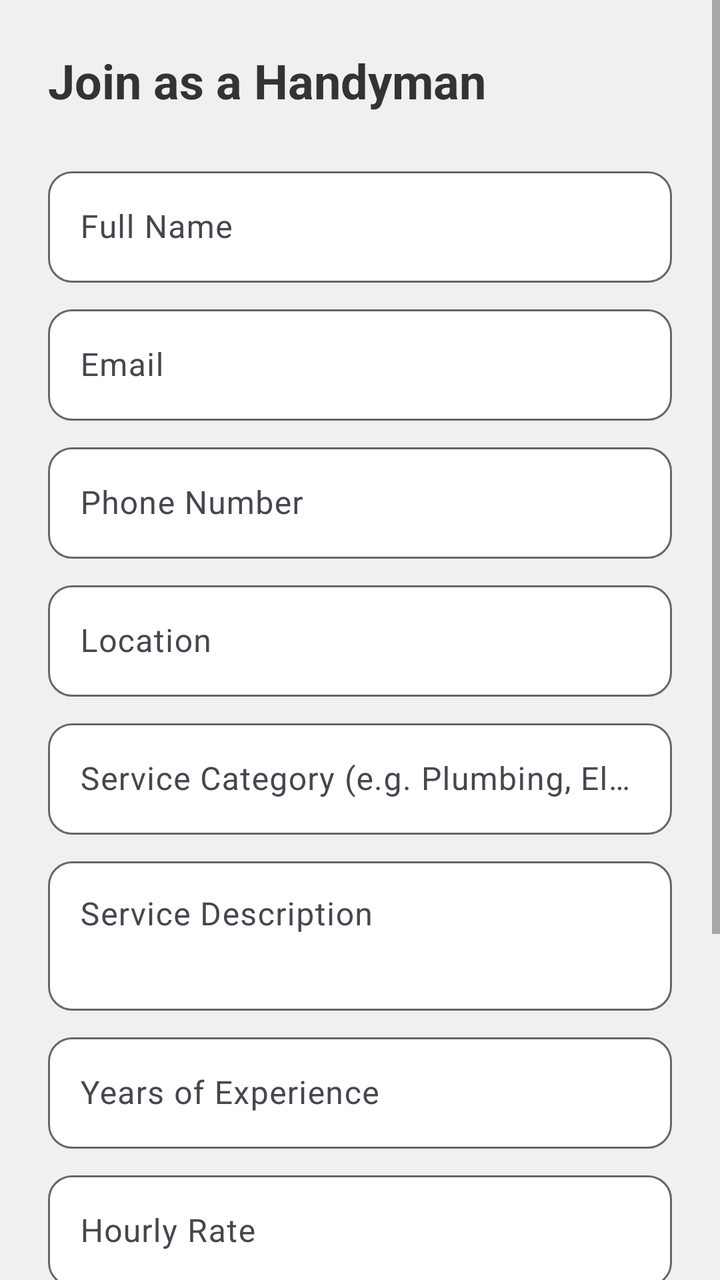
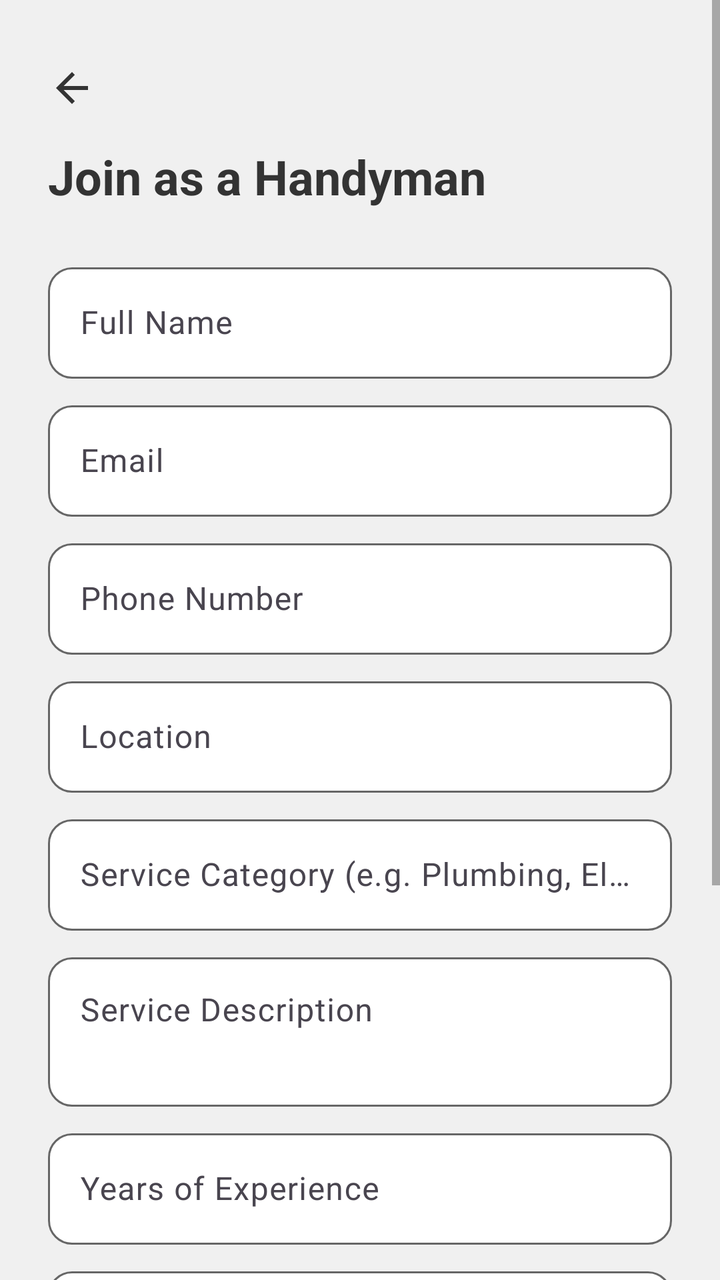

The first picture is an Android layout as it rendered before a commit; the second is the same layout after the commit. The layout source and the unified diff follow.
<!-- AndroidManifest.xml: application theme Theme.HandyProject -->
<!-- res/layout/activity_handyman_registration.xml -->
<?xml version="1.0" encoding="utf-8"?>
<ScrollView xmlns:android="http://schemas.android.com/apk/res/android"
    xmlns:app="http://schemas.android.com/apk/res-auto"
    xmlns:tools="http://schemas.android.com/tools"
    android:layout_width="match_parent"
    android:layout_height="match_parent"
    android:background="@color/colorBackground"
    android:fillViewport="true"
    tools:context=".HandymanRegistration">

    <LinearLayout
        android:layout_width="match_parent"
        android:layout_height="wrap_content"
        android:orientation="vertical"
        android:padding="@dimen/padding_large">

        <TextView
            android:layout_width="wrap_content"
            android:layout_height="wrap_content"
            android:layout_marginBottom="@dimen/padding_large"
            android:fontFamily="sans-serif"
            android:text="Join as a Handyman"
            android:textColor="@color/colorTextPrimary"
            android:textSize="@dimen/text_size_heading"
            android:textStyle="bold" />

        <com.google.android.material.textfield.TextInputLayout
            android:id="@+id/tilFullName"
            style="@style/Widget.HandyProject.TextInputLayout"
            android:layout_marginBottom="@dimen/padding_small"
            android:hint="Full Name">
            <com.google.android.material.textfield.TextInputEditText
                android:id="@+id/FullNameEditTextText"
                android:layout_width="match_parent"
                android:layout_height="wrap_content"
                android:inputType="textPersonName"
                android:maxLines="1" />
        </com.google.android.material.textfield.TextInputLayout>

        <com.google.android.material.textfield.TextInputLayout
            android:id="@+id/tilEmail"
            style="@style/Widget.HandyProject.TextInputLayout"
            android:layout_marginBottom="@dimen/padding_small"
            android:hint="Email">
            <com.google.android.material.textfield.TextInputEditText
                android:id="@+id/editTextTextEmailAddress"
                android:layout_width="match_parent"
                android:layout_height="wrap_content"
                android:inputType="textEmailAddress"
                android:maxLines="1" />
        </com.google.android.material.textfield.TextInputLayout>

        <com.google.android.material.textfield.TextInputLayout
            android:id="@+id/tilPhone"
            style="@style/Widget.HandyProject.TextInputLayout"
            android:layout_marginBottom="@dimen/padding_small"
            android:hint="Phone Number">
            <com.google.android.material.textfield.TextInputEditText
                android:id="@+id/PhoneNumberEditText"
                android:layout_width="match_parent"
                android:layout_height="wrap_content"
                android:inputType="phone"
                android:maxLines="1" />
        </com.google.android.material.textfield.TextInputLayout>

        <com.google.android.material.textfield.TextInputLayout
            android:id="@+id/tilLocation"
            style="@style/Widget.HandyProject.TextInputLayout"
            android:layout_marginBottom="@dimen/padding_small"
            android:hint="Location">
            <com.google.android.material.textfield.TextInputEditText
                android:id="@+id/LocationEditTextText"
                android:layout_width="match_parent"
                android:layout_height="wrap_content"
                android:inputType="text"
                android:maxLines="1" />
        </com.google.android.material.textfield.TextInputLayout>

        <com.google.android.material.textfield.TextInputLayout
            android:id="@+id/tilServiceCategory"
            style="@style/Widget.HandyProject.TextInputLayout"
            android:layout_marginBottom="@dimen/padding_small"
            android:hint="Service Category (e.g. Plumbing, Electrical)">
            <com.google.android.material.textfield.TextInputEditText
                android:id="@+id/ServiceEditTextText"
                android:layout_width="match_parent"
                android:layout_height="wrap_content"
                android:inputType="text"
                android:maxLines="1" />
        </com.google.android.material.textfield.TextInputLayout>

        <com.google.android.material.textfield.TextInputLayout
            android:id="@+id/tilServiceDescription"
            style="@style/Widget.HandyProject.TextInputLayout"
            android:layout_marginBottom="@dimen/padding_small"
            android:hint="Service Description">
            <com.google.android.material.textfield.TextInputEditText
                android:id="@+id/ServiceDescriptionEditText"
                android:layout_width="match_parent"
                android:layout_height="wrap_content"
                android:gravity="top"
                android:inputType="textMultiLine"
                android:maxLines="4"
                android:minLines="2" />
        </com.google.android.material.textfield.TextInputLayout>

        <com.google.android.material.textfield.TextInputLayout
            android:id="@+id/tilYearsExperience"
            style="@style/Widget.HandyProject.TextInputLayout"
            android:layout_marginBottom="@dimen/padding_small"
            android:hint="Years of Experience">
            <com.google.android.material.textfield.TextInputEditText
                android:id="@+id/YearsExperienceEditText"
                android:layout_width="match_parent"
                android:layout_height="wrap_content"
                android:inputType="number"
                android:maxLines="1" />
        </com.google.android.material.textfield.TextInputLayout>

        <com.google.android.material.textfield.TextInputLayout
            android:id="@+id/tilHourlyRate"
            style="@style/Widget.HandyProject.TextInputLayout"
            android:layout_marginBottom="@dimen/padding_small"
            android:hint="Hourly Rate"
            app:prefixText="£">
            <com.google.android.material.textfield.TextInputEditText
                android:id="@+id/PricePerHourEditTextNumberDecimal"
                android:layout_width="match_parent"
                android:layout_height="wrap_content"
                android:inputType="numberDecimal"
                android:maxLines="1" />
        </com.google.android.material.textfield.TextInputLayout>

        <com.google.android.material.textfield.TextInputLayout
            android:id="@+id/tilPassword"
            style="@style/Widget.HandyProject.TextInputLayout"
            android:layout_marginBottom="@dimen/padding_small"
            android:hint="Password"
            app:endIconMode="password_toggle">
            <com.google.android.material.textfield.TextInputEditText
                android:id="@+id/editTextTextPassword"
                android:layout_width="match_parent"
                android:layout_height="wrap_content"
                android:inputType="textPassword"
                android:maxLines="1" />
        </com.google.android.material.textfield.TextInputLayout>

        <com.google.android.material.textfield.TextInputLayout
            android:id="@+id/tilConfirmPassword"
            style="@style/Widget.HandyProject.TextInputLayout"
            android:layout_marginBottom="@dimen/padding_large"
            android:hint="Confirm Password"
            app:endIconMode="password_toggle">
            <com.google.android.material.textfield.TextInputEditText
                android:id="@+id/ConfirmPasswordEditText"
                android:layout_width="match_parent"
                android:layout_height="wrap_content"
                android:inputType="textPassword"
                android:maxLines="1" />
        </com.google.android.material.textfield.TextInputLayout>

        <com.google.android.material.button.MaterialButton
            android:id="@+id/button"
            style="@style/Widget.HandyProject.Button.Primary"
            android:text="Join as Handyman" />

    </LinearLayout>
</ScrollView>
<!-- resources referenced by this layout -->
<resources>
  <color name="colorBackground">#F0F0F0</color>
  <color name="colorTextPrimary">#333333</color>
  <dimen name="padding_large">24dp</dimen>
  <dimen name="padding_small">8dp</dimen>
  <dimen name="text_size_heading">24sp</dimen>
  <style name="Widget.HandyProject.Button.Primary" parent="Widget.Material3.Button">
          <item name="android:layout_width">match_parent</item>
          <item name="android:layout_height">48dp</item>
          <item name="android:minHeight">48dp</item>
          <item name="android:textColor">@color/white</item>
          <item name="android:textSize">@dimen/text_size_body</item>
          <item name="android:fontFamily">sans-serif</item>
          <item name="backgroundTint">@color/colorPrimary</item>
          <item name="cornerRadius">@dimen/corner_radius</item>
          <item name="shapeAppearance">@style/ShapeAppearance.HandyProject.Rounded</item>
      </style>
  <style name="Widget.HandyProject.TextInputLayout" parent="Widget.Material3.TextInputLayout.OutlinedBox">
          <item name="android:layout_width">match_parent</item>
          <item name="android:layout_height">wrap_content</item>
          <item name="boxBackgroundColor">@color/colorCardBackground</item>
          <item name="boxStrokeColor">@color/input_stroke_color</item>
          <item name="hintTextColor">@color/colorTextSecondary</item>
          <item name="shapeAppearance">@style/ShapeAppearance.HandyProject.Rounded</item>
      </style>
  <style name="Theme.HandyProject" parent="Base.Theme.HandyProject" />
  <color name="white">#FFFFFFFF</color>
  <dimen name="text_size_body">14sp</dimen>
  <color name="colorPrimary">#008080</color>
  <dimen name="corner_radius">12dp</dimen>
  <style name="ShapeAppearance.HandyProject.Rounded" parent="ShapeAppearance.Material3.Corner.Full">
          <item name="cornerFamily">rounded</item>
          <item name="cornerSize">@dimen/corner_radius</item>
      </style>
  <color name="colorCardBackground">#FFFFFF</color>
  <color name="colorTextSecondary">#666666</color>
  <style name="Base.Theme.HandyProject" parent="Theme.Material3.DayNight.NoActionBar">
          <item name="colorPrimary">@color/colorPrimary</item>
          <item name="colorPrimaryDark">@color/colorPrimaryDark</item>
          <item name="colorOnPrimary">@color/white</item>
          <item name="colorSecondary">@color/colorAccent</item>
          <item name="colorOnSecondary">@color/white</item>
          <item name="colorSurface">@color/colorCardBackground</item>
          <item name="colorOnSurface">@color/colorTextPrimary</item>
          <item name="android:colorBackground">@color/colorBackground</item>
          <item name="colorError">@color/colorError</item>
          <item name="colorOnError">@color/white</item>
          <item name="android:textColorPrimary">@color/colorTextPrimary</item>
          <item name="android:textColorSecondary">@color/colorTextSecondary</item>
          <item name="android:fontFamily">sans-serif</item>
      </style>
  <color name="colorPrimaryDark">#006666</color>
  <color name="colorAccent">#008080</color>
  <color name="colorError">#F44336</color>
</resources>

<!-- the commit's change to res/layout/activity_handyman_registration.xml (unified diff, before → after) -->
@@ -12,11 +12,24 @@
         android:layout_width="match_parent"
         android:layout_height="wrap_content"
         android:orientation="vertical"
-        android:padding="@dimen/padding_large">
+        android:paddingEnd="@dimen/padding_large"
+        android:paddingBottom="@dimen/padding_large">
+
+        <ImageButton
+            android:id="@+id/btnBack"
+            android:layout_width="@dimen/back_button_size"
+            android:layout_height="@dimen/back_button_size"
+            android:layout_marginStart="@dimen/padding_standard"
+            android:layout_marginTop="@dimen/padding_large"
+            android:background="@android:color/transparent"
+            android:contentDescription="Back"
+            android:src="@drawable/ic_arrow_back" />
 
         <TextView
             android:layout_width="wrap_content"
             android:layout_height="wrap_content"
+            android:layout_marginStart="@dimen/padding_large"
+            android:layout_marginTop="@dimen/padding_small"
             android:layout_marginBottom="@dimen/padding_large"
             android:fontFamily="sans-serif"
             android:text="Join as a Handyman"
@@ -27,6 +40,7 @@
         <com.google.android.material.textfield.TextInputLayout
             android:id="@+id/tilFullName"
             style="@style/Widget.HandyProject.TextInputLayout"
+            android:layout_marginStart="@dimen/padding_large"
             android:layout_marginBottom="@dimen/padding_small"
             android:hint="Full Name">
             <com.google.android.material.textfield.TextInputEditText
@@ -40,6 +54,7 @@
         <com.google.android.material.textfield.TextInputLayout
             android:id="@+id/tilEmail"
             style="@style/Widget.HandyProject.TextInputLayout"
+            android:layout_marginStart="@dimen/padding_large"
             android:layout_marginBottom="@dimen/padding_small"
             android:hint="Email">
             <com.google.android.material.textfield.TextInputEditText
@@ -53,6 +68,7 @@
         <com.google.android.material.textfield.TextInputLayout
             android:id="@+id/tilPhone"
             style="@style/Widget.HandyProject.TextInputLayout"
+            android:layout_marginStart="@dimen/padding_large"
             android:layout_marginBottom="@dimen/padding_small"
             android:hint="Phone Number">
             <com.google.android.material.textfield.TextInputEditText
@@ -66,6 +82,7 @@
         <com.google.android.material.textfield.TextInputLayout
             android:id="@+id/tilLocation"
             style="@style/Widget.HandyProject.TextInputLayout"
+            android:layout_marginStart="@dimen/padding_large"
             android:layout_marginBottom="@dimen/padding_small"
             android:hint="Location">
             <com.google.android.material.textfield.TextInputEditText
@@ -79,6 +96,7 @@
         <com.google.android.material.textfield.TextInputLayout
             android:id="@+id/tilServiceCategory"
             style="@style/Widget.HandyProject.TextInputLayout"
+            android:layout_marginStart="@dimen/padding_large"
             android:layout_marginBottom="@dimen/padding_small"
             android:hint="Service Category (e.g. Plumbing, Electrical)">
             <com.google.android.material.textfield.TextInputEditText
@@ -92,6 +110,7 @@
         <com.google.android.material.textfield.TextInputLayout
             android:id="@+id/tilServiceDescription"
             style="@style/Widget.HandyProject.TextInputLayout"
+            android:layout_marginStart="@dimen/padding_large"
             android:layout_marginBottom="@dimen/padding_small"
             android:hint="Service Description">
             <com.google.android.material.textfield.TextInputEditText
@@ -107,6 +126,7 @@
         <com.google.android.material.textfield.TextInputLayout
             android:id="@+id/tilYearsExperience"
             style="@style/Widget.HandyProject.TextInputLayout"
+            android:layout_marginStart="@dimen/padding_large"
             android:layout_marginBottom="@dimen/padding_small"
             android:hint="Years of Experience">
             <com.google.android.material.textfield.TextInputEditText
@@ -120,6 +140,7 @@
         <com.google.android.material.textfield.TextInputLayout
             android:id="@+id/tilHourlyRate"
             style="@style/Widget.HandyProject.TextInputLayout"
+            android:layout_marginStart="@dimen/padding_large"
             android:layout_marginBottom="@dimen/padding_small"
             android:hint="Hourly Rate"
             app:prefixText="£">
@@ -134,6 +155,7 @@
         <com.google.android.material.textfield.TextInputLayout
             android:id="@+id/tilPassword"
             style="@style/Widget.HandyProject.TextInputLayout"
+            android:layout_marginStart="@dimen/padding_large"
             android:layout_marginBottom="@dimen/padding_small"
             android:hint="Password"
             app:endIconMode="password_toggle">
@@ -148,6 +170,7 @@
         <com.google.android.material.textfield.TextInputLayout
             android:id="@+id/tilConfirmPassword"
             style="@style/Widget.HandyProject.TextInputLayout"
+            android:layout_marginStart="@dimen/padding_large"
             android:layout_marginBottom="@dimen/padding_large"
             android:hint="Confirm Password"
             app:endIconMode="password_toggle">
@@ -162,6 +185,7 @@
         <com.google.android.material.button.MaterialButton
             android:id="@+id/button"
             style="@style/Widget.HandyProject.Button.Primary"
+            android:layout_marginStart="@dimen/padding_large"
             android:text="Join as Handyman" />
 
     </LinearLayout>
<!-- resource entries referenced after the edit -->
@@ -2,9 +2,22 @@
 <resources>
   <color name="colorBackground">#F0F0F0</color>
   <color name="colorTextPrimary">#333333</color>
+  <dimen name="back_button_size">40dp</dimen>
   <dimen name="padding_large">24dp</dimen>
   <dimen name="padding_small">8dp</dimen>
+  <dimen name="padding_standard">16dp</dimen>
   <dimen name="text_size_heading">24sp</dimen>
+  <!-- drawable ic_arrow_back (drawable) -->
+  <?xml version="1.0" encoding="utf-8"?>
+  <vector xmlns:android="http://schemas.android.com/apk/res/android"
+      android:width="24dp"
+      android:height="24dp"
+      android:viewportWidth="24"
+      android:viewportHeight="24">
+      <path
+          android:fillColor="@color/colorTextPrimary"
+          android:pathData="M20,11H7.83l5.59,-5.59L12,4l-8,8 8,8 1.41,-1.41L7.83,13H20v-2z" />
+  </vector>
   <style name="Widget.HandyProject.Button.Primary" parent="Widget.Material3.Button">
           <item name="android:layout_width">match_parent</item>
           <item name="android:layout_height">48dp</item>
